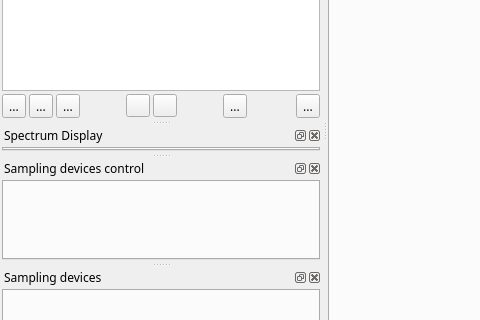
This is sdrbase/mainwindow.ui in f4exb/sdrangel as Qt 5 draws it before an edit; both pictures show x 0 to 480 and y 254 to 574 of the 1012 by 767 pixel window. The edited form follows.
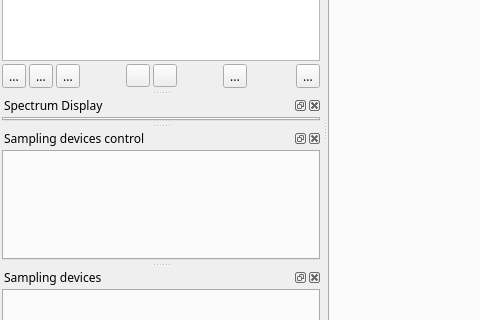
This is the edited form. Icons and pictures are not drawn.

Diff of the .ui file:
```diff
--- a/sdrbase/mainwindow.ui
+++ b/sdrbase/mainwindow.ui
@@ -410,7 +410,7 @@
        <property name="minimumSize">
         <size>
          <width>0</width>
-         <height>80</height>
+         <height>110</height>
         </size>
        </property>
        <property name="currentIndex">
```
